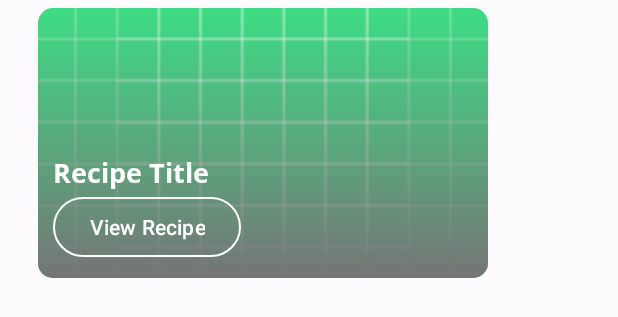
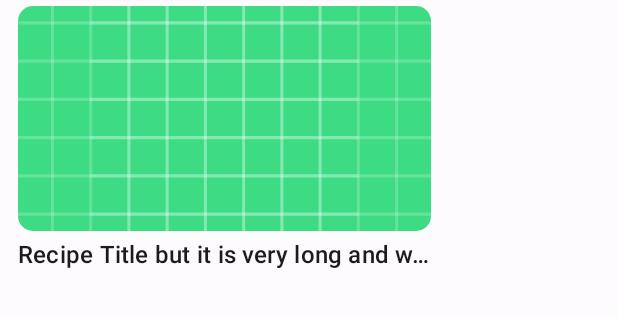
Before and after one commit to Anthony17serrato/Meal_Pal, an Android app: the layout item_trend_meal.xml on its own in the app's theme, with its tools: preview values and no code run, on a phone screen of 412 x 824 dp. Shown: the top 317 px of the screen. Run offline under Robolectric (Android 15) with nearby library versions, the phone set to English and light mode, and no system bars; Roboto replaces fonts that are not available here.

Commit message:
Update trending layout

```diff
--- a/app/src/main/java/edu/fullerton/ecs/cpsc411/mealpal/ui/main/TrendingAdapter.kt
+++ b/app/src/main/java/edu/fullerton/ecs/cpsc411/mealpal/ui/main/TrendingAdapter.kt
@@ -18,7 +18,6 @@ class TrendingAdapter(private val onClick: (String) -> Unit)
 	class RecipeViewHolder(itemView: View, val onClick: (String) -> Unit) : RecyclerView.ViewHolder(itemView) {
 		private val mealTitle: TextView = itemView.findViewById(R.id.trendingTitle)
 		private val mealImage: ImageView = itemView.findViewById(R.id.trendingImage)
-		private val viewRecipeButton: Button= itemView.findViewById(R.id.viewRecipeButton)
 		private var url: String? = null
 
 		/* Bind recipe data. */
@@ -29,9 +28,6 @@ class TrendingAdapter(private val onClick: (String) -> Unit)
 				Glide.with(mealImage.context).load(recipe.image).into(mealImage)
 			}
 			itemView.setOnClickListener {
-				itemSelected(discoverItem)
-			}
-			viewRecipeButton.setOnClickListener {
 				itemSelected(discoverItem)
 			}
 		}
--- /dev/null
+++ b/app/src/main/res/drawable/baseline_arrow_forward_24.xml
@@ -0,0 +1,5 @@
+<vector android:autoMirrored="true" android:height="24dp"
+    android:tint="#000000" android:viewportHeight="24"
+    android:viewportWidth="24" android:width="24dp" xmlns:android="http://schemas.android.com/apk/res/android">
+    <path android:fillColor="@android:color/white" android:pathData="M12,4l-1.41,1.41L16.17,11H4v2h12.17l-5.58,5.59L12,20l8,-8z"/>
+</vector>
--- a/app/src/main/res/layout/item_trend.xml
+++ b/app/src/main/res/layout/item_trend.xml
@@ -9,7 +9,6 @@
     <LinearLayout
         android:layout_width="match_parent"
         android:layout_height="wrap_content"
-        android:layout_marginBottom="8dp"
         android:orientation="horizontal">
 
         <TextView
@@ -23,13 +22,22 @@
             android:text="@string/trending_header"
             android:textAppearance="@style/TextAppearance.Material3.TitleLarge" />
 
-        <ImageView
-            android:id="@+id/imageView"
-            android:layout_width="150dp"
+        <Button
+            android:id="@+id/iconButton"
+            style="?attr/materialIconButtonFilledTonalStyle"
+            android:layout_width="wrap_content"
             android:layout_height="wrap_content"
             android:layout_gravity="end"
-            app:srcCompat="@drawable/badge"
-            tools:ignore="ImageContrastCheck" />
+            android:contentDescription="@string/more"
+            app:icon="@drawable/baseline_arrow_forward_24" />
+
+<!--        <ImageView-->
+<!--            android:id="@+id/imageView"-->
+<!--            android:layout_width="150dp"-->
+<!--            android:layout_height="wrap_content"-->
+<!--            android:layout_gravity="end"-->
+<!--            app:srcCompat="@drawable/badge"-->
+<!--            tools:ignore="ImageContrastCheck" />-->
     </LinearLayout>
 
     <androidx.recyclerview.widget.RecyclerView
--- a/app/src/main/res/layout/item_trend_meal.xml
+++ b/app/src/main/res/layout/item_trend_meal.xml
@@ -1,19 +1,41 @@
 <?xml version="1.0" encoding="utf-8"?>
-<LinearLayout xmlns:android="http://schemas.android.com/apk/res/android"
+<androidx.constraintlayout.widget.ConstraintLayout xmlns:android="http://schemas.android.com/apk/res/android"
     xmlns:app="http://schemas.android.com/apk/res-auto"
     xmlns:tools="http://schemas.android.com/tools"
     android:layout_width="wrap_content"
     android:layout_height="wrap_content"
+    android:layout_marginStart="8dp"
     android:orientation="vertical">
 
+    <TextView
+        android:id="@+id/trendingTitle"
+        style="@style/TextAppearance.Material3.TitleMedium"
+        android:layout_width="0dp"
+        android:layout_height="wrap_content"
+        android:layout_gravity="bottom"
+        android:layout_marginTop="4dp"
+        android:layout_marginBottom="8dp"
+        android:ellipsize="end"
+        android:fontFamily="@font/open_sans_bold"
+        android:maxLines="1"
+        app:layout_constraintBottom_toBottomOf="parent"
+        app:layout_constraintEnd_toEndOf="@+id/cardView"
+        app:layout_constraintStart_toStartOf="@+id/cardView"
+        app:layout_constraintTop_toBottomOf="@+id/cardView"
+        tools:text="Recipe Title but it is very long and will need to ellipsize" />
+
     <androidx.cardview.widget.CardView
-        android:layout_width="300dp"
-        android:layout_height="180dp"
-        android:layout_marginStart="25dp"
-        android:layout_marginTop="5dp"
-        android:layout_marginBottom="5dp"
+        android:id="@+id/cardView"
+        android:layout_width="275dp"
+        android:layout_height="150dp"
+        android:layout_marginStart="4dp"
+        android:layout_marginTop="4dp"
+        android:layout_marginEnd="4dp"
         app:cardCornerRadius="10dp"
-        app:cardElevation="0dp">
+        app:cardElevation="0dp"
+        app:layout_constraintEnd_toEndOf="parent"
+        app:layout_constraintStart_toStartOf="parent"
+        app:layout_constraintTop_toTopOf="parent">
 
         <FrameLayout
             android:layout_width="match_parent"
@@ -25,39 +47,10 @@
                 android:layout_height="match_parent"
                 android:contentDescription="@string/recipe_image_helper"
                 android:scaleType="centerCrop"
+                tools:ignore="ImageContrastCheck"
                 tools:srcCompat="@drawable/ic_launcher_background" />
-
-            <LinearLayout
-                android:layout_width="match_parent"
-                android:layout_height="match_parent"
-                android:background="@drawable/gradient"
-                android:gravity="bottom"
-                android:orientation="vertical"
-                android:padding="10dp">
-
-                <TextView
-                    android:id="@+id/trendingTitle"
-                    android:layout_width="wrap_content"
-                    android:layout_height="wrap_content"
-                    android:layout_gravity="bottom"
-                    android:fontFamily="@font/open_sans_bold"
-                    android:textColor="#FFFFFF"
-                    android:textSize="18sp"
-                    tools:text="Recipe Title" />
-
-                <com.google.android.material.button.MaterialButton
-                    android:id="@+id/viewRecipeButton"
-                    style="?attr/materialButtonOutlinedStyle"
-                    android:layout_width="wrap_content"
-                    android:layout_height="wrap_content"
-                    android:text="@string/view_recipe_button"
-                    android:textColor="@color/colorPrimary"
-                    app:elevation="0dp"
-                    app:strokeColor="#FFFFFF"
-                    tools:ignore="TextContrastCheck" />
-            </LinearLayout>
 
         </FrameLayout>
 
     </androidx.cardview.widget.CardView>
-</LinearLayout>
+</androidx.constraintlayout.widget.ConstraintLayout>
--- a/app/src/main/res/values/strings.xml
+++ b/app/src/main/res/values/strings.xml
@@ -106,4 +106,5 @@
     <string name="range_helper">Select a range of calories</string>
     <string name="none_selection_option">None</string>
     <string name="interaction_icon">Interaction Icon</string>
+    <string name="more">More</string>
 </resources>
```
